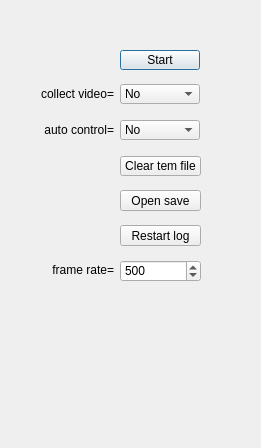
Old version of the form src/foraging_gui/Camera.ui in the repository AllenNeuralDynamics/dynamic-foraging-task.
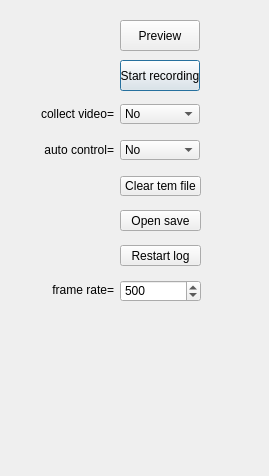
New version of the form.

Commit message: adding the preview button

What changed in the file:
```diff
--- a/src/foraging_gui/Camera.ui
+++ b/src/foraging_gui/Camera.ui
@@ -6,8 +6,8 @@
    <rect>
     <x>0</x>
     <y>0</y>
-    <width>261</width>
-    <height>448</height>
+    <width>269</width>
+    <height>476</height>
    </rect>
   </property>
   <property name="windowTitle">
@@ -17,7 +17,7 @@
    <property name="geometry">
     <rect>
      <x>23</x>
-     <y>260</y>
+     <y>280</y>
      <width>91</width>
      <height>20</height>
     </rect>
@@ -42,9 +42,9 @@
    <property name="geometry">
     <rect>
      <x>120</x>
-     <y>50</y>
+     <y>60</y>
      <width>80</width>
-     <height>20</height>
+     <height>31</height>
     </rect>
    </property>
    <property name="sizePolicy">
@@ -54,7 +54,7 @@
     </sizepolicy>
    </property>
    <property name="text">
-    <string>Start</string>
+    <string>Start recording</string>
    </property>
    <property name="checkable">
     <bool>true</bool>
@@ -64,7 +64,7 @@
    <property name="geometry">
     <rect>
      <x>23</x>
-     <y>120</y>
+     <y>140</y>
      <width>91</width>
      <height>20</height>
     </rect>
@@ -89,7 +89,7 @@
    <property name="geometry">
     <rect>
      <x>120</x>
-     <y>120</y>
+     <y>140</y>
      <width>80</width>
      <height>20</height>
     </rect>
@@ -118,7 +118,7 @@
    <property name="geometry">
     <rect>
      <x>23</x>
-     <y>84</y>
+     <y>104</y>
      <width>91</width>
      <height>20</height>
     </rect>
@@ -143,7 +143,7 @@
    <property name="geometry">
     <rect>
      <x>120</x>
-     <y>84</y>
+     <y>104</y>
      <width>80</width>
      <height>20</height>
     </rect>
@@ -175,7 +175,7 @@
    <property name="geometry">
     <rect>
      <x>120</x>
-     <y>260</y>
+     <y>280</y>
      <width>81</width>
      <height>22</height>
     </rect>
@@ -203,7 +203,7 @@
    <property name="geometry">
     <rect>
      <x>50</x>
-     <y>360</y>
+     <y>380</y>
      <width>171</width>
      <height>51</height>
     </rect>
@@ -231,7 +231,7 @@
    <property name="geometry">
     <rect>
      <x>120</x>
-     <y>156</y>
+     <y>176</y>
      <width>81</width>
      <height>20</height>
     </rect>
@@ -253,7 +253,7 @@
    <property name="geometry">
     <rect>
      <x>50</x>
-     <y>370</y>
+     <y>390</y>
      <width>171</width>
      <height>51</height>
     </rect>
@@ -281,7 +281,7 @@
    <property name="geometry">
     <rect>
      <x>120</x>
-     <y>190</y>
+     <y>210</y>
      <width>81</width>
      <height>21</height>
     </rect>
@@ -303,7 +303,7 @@
    <property name="geometry">
     <rect>
      <x>120</x>
-     <y>225</y>
+     <y>245</y>
      <width>81</width>
      <height>21</height>
     </rect>
@@ -325,7 +325,7 @@
    <property name="geometry">
     <rect>
      <x>50</x>
-     <y>320</y>
+     <y>340</y>
      <width>171</width>
      <height>51</height>
     </rect>
@@ -353,7 +353,7 @@
    <property name="geometry">
     <rect>
      <x>50</x>
-     <y>330</y>
+     <y>350</y>
      <width>171</width>
      <height>51</height>
     </rect>
@@ -377,6 +377,28 @@
     <set>Qt::AlignCenter</set>
    </property>
   </widget>
+  <widget class="QPushButton" name="Preview">
+   <property name="geometry">
+    <rect>
+     <x>120</x>
+     <y>20</y>
+     <width>80</width>
+     <height>31</height>
+    </rect>
+   </property>
+   <property name="sizePolicy">
+    <sizepolicy hsizetype="Expanding" vsizetype="Expanding">
+     <horstretch>0</horstretch>
+     <verstretch>0</verstretch>
+    </sizepolicy>
+   </property>
+   <property name="text">
+    <string>Preview</string>
+   </property>
+   <property name="checkable">
+    <bool>true</bool>
+   </property>
+  </widget>
  </widget>
  <resources/>
  <connections/>
```
